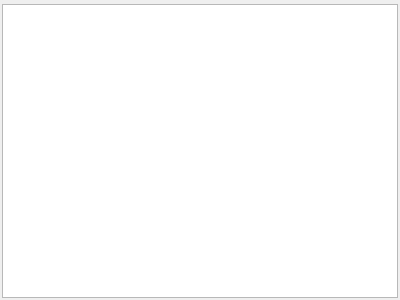
This is quickevent/app/plugins/qml/Competitors/src/registrationswidget.ui in Quick-Event/quickbox as Qt 5 draws it before an edit. The edited form follows.
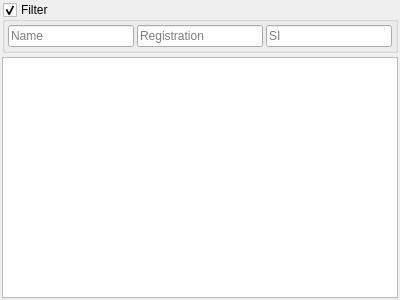
This is the edited form. Custom widgets are drawn as their Qt base class.

Commit message: quickevent: registrations dock widget filter implemented

Diff of the .ui file:
```diff
--- a/quickevent/app/plugins/qml/Competitors/src/registrationswidget.ui
+++ b/quickevent/app/plugins/qml/Competitors/src/registrationswidget.ui
@@ -30,7 +30,66 @@
     <number>2</number>
    </property>
    <item>
-    <widget class="qf::qmlwidgets::TableViewToolBar" name="tblRegistrationsTB" native="true"/>
+    <widget class="QGroupBox" name="grpFilter">
+     <property name="title">
+      <string>Filter</string>
+     </property>
+     <property name="checkable">
+      <bool>true</bool>
+     </property>
+     <layout class="QHBoxLayout" name="horizontalLayout">
+      <property name="spacing">
+       <number>3</number>
+      </property>
+      <property name="leftMargin">
+       <number>3</number>
+      </property>
+      <property name="topMargin">
+       <number>3</number>
+      </property>
+      <property name="rightMargin">
+       <number>3</number>
+      </property>
+      <property name="bottomMargin">
+       <number>3</number>
+      </property>
+      <item>
+       <widget class="QLineEdit" name="edNameFilter">
+        <property name="placeholderText">
+         <string>Name</string>
+        </property>
+        <property name="clearButtonEnabled">
+         <bool>true</bool>
+        </property>
+       </widget>
+      </item>
+      <item>
+       <widget class="QLineEdit" name="edRegistrationFilter">
+        <property name="placeholderText">
+         <string>Registration</string>
+        </property>
+        <property name="clearButtonEnabled">
+         <bool>true</bool>
+        </property>
+       </widget>
+      </item>
+      <item>
+       <widget class="QLineEdit" name="edSiIdFilter">
+        <property name="placeholderText">
+         <string>SI</string>
+        </property>
+        <property name="clearButtonEnabled">
+         <bool>true</bool>
+        </property>
+       </widget>
+      </item>
+     </layout>
+    </widget>
+   </item>
+   <item>
+    <widget class="qf::qmlwidgets::TableViewToolBar" name="tblRegistrationsTB" native="true">
+     <zorder>tblRegistrations</zorder>
+    </widget>
    </item>
    <item>
     <widget class="qf::qmlwidgets::TableView" name="tblRegistrations"/>
```
The commit also changes 4 other files.
